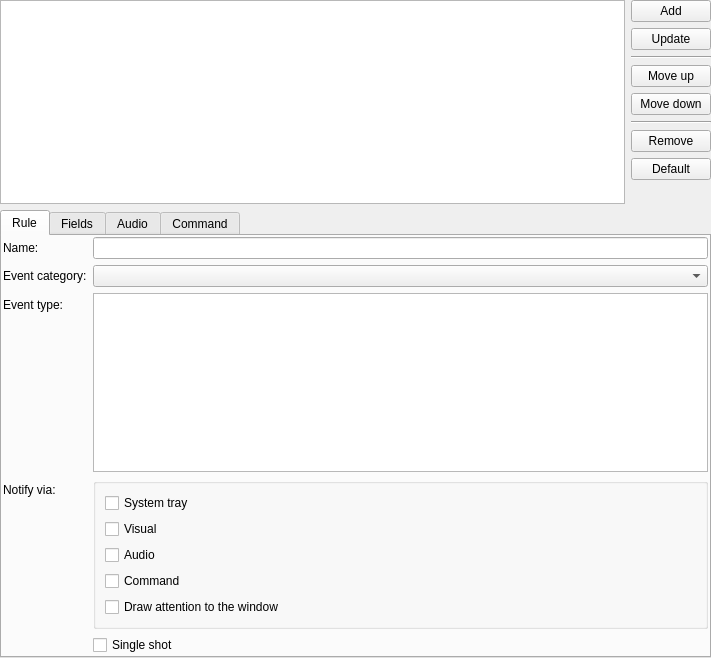
The window that src/plugins/advancednotifications/notificationruleswidget.ui (0xd34df00d/leechcraft) describes before a commit, drawn with Qt 5.
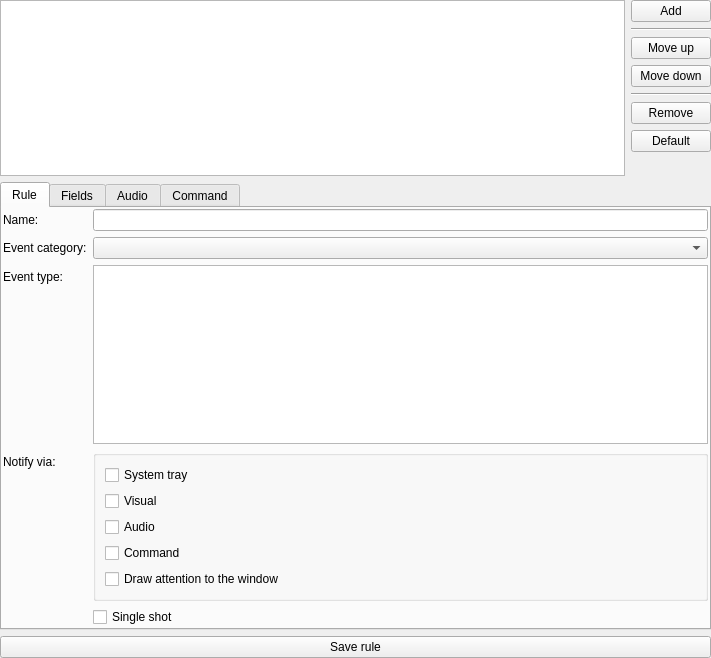
The same window after the commit.

Commit message: AN: moved "Update" button to a saner place & renamed.

Patch:
```diff
--- a/src/plugins/advancednotifications/notificationruleswidget.ui
+++ b/src/plugins/advancednotifications/notificationruleswidget.ui
@@ -31,13 +31,6 @@
          </property>
         </widget>
        </item>
-       <item>
-        <widget class="QPushButton" name="UpdateRule_">
-         <property name="text">
-          <string>Update</string>
-         </property>
-        </widget>
-       </item>
        <item>
         <widget class="Line" name="line">
          <property name="orientation">
@@ -408,6 +401,13 @@
      </widget>
     </widget>
    </item>
+   <item>
+    <widget class="QPushButton" name="UpdateRule_">
+     <property name="text">
+      <string>Save rule</string>
+     </property>
+    </widget>
+   </item>
   </layout>
  </widget>
  <resources/>
```
